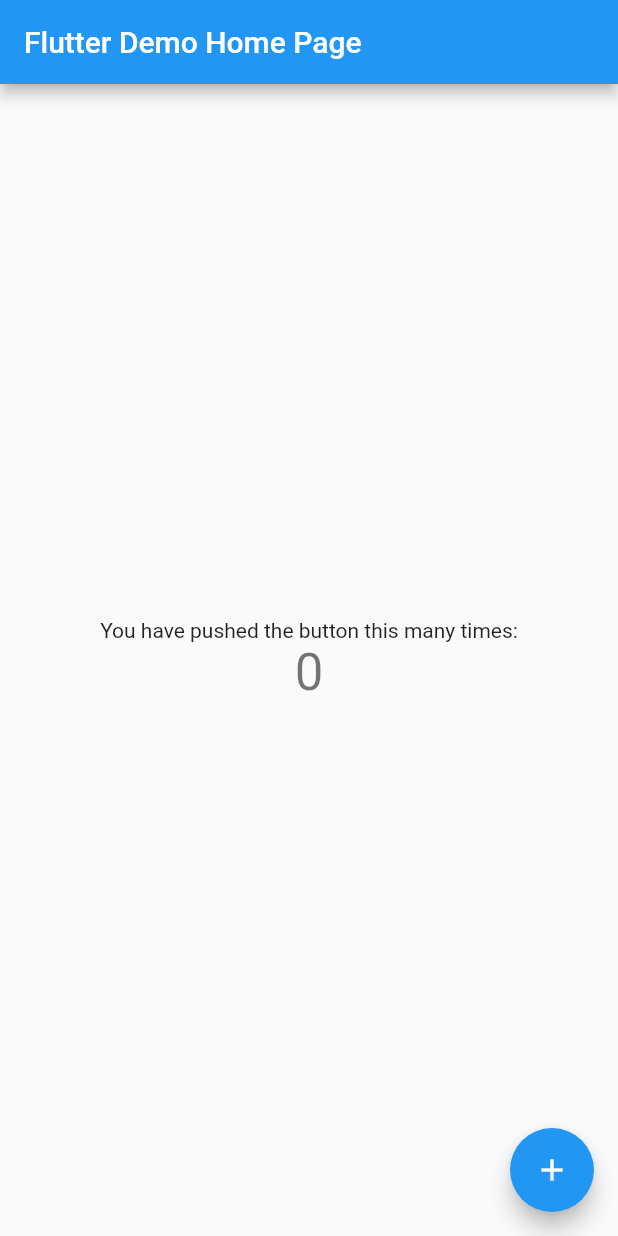
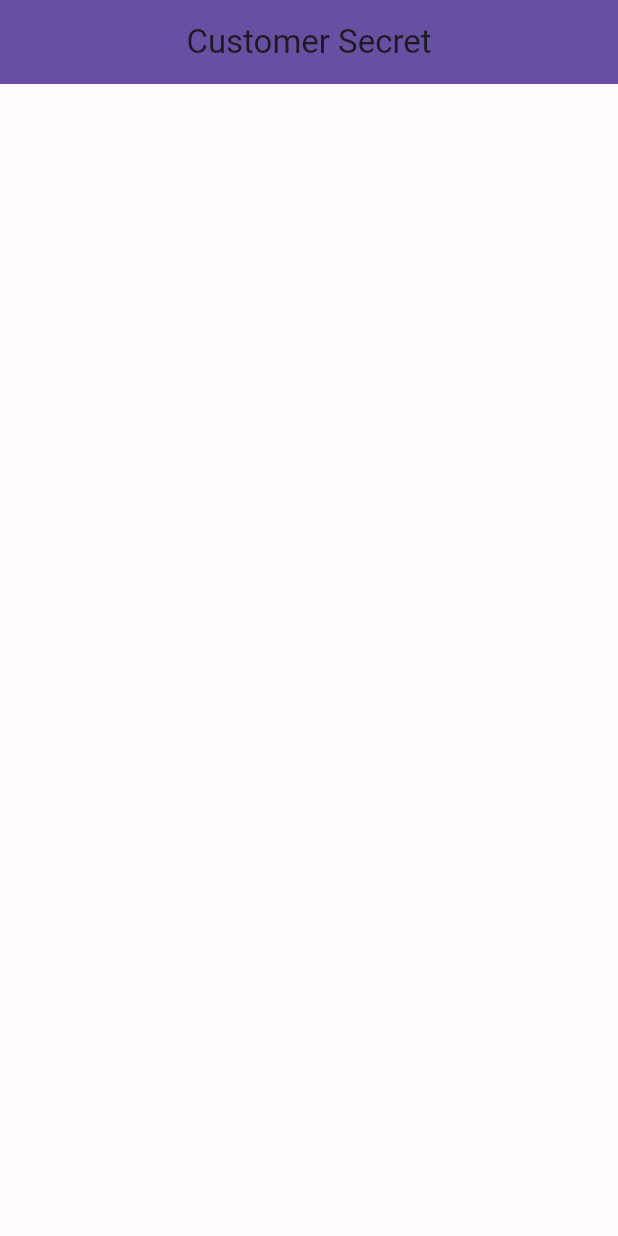
Before and after one commit to IgordeAndrade/customer_secret_service, a Flutter app: the screen it shows after launch, on a phone screen of 412 x 824 dp. Run offline on Flutter 3.47's test engine with Material 2 defaults, Android fonts, the light colour scheme and no system bars.

Commit message:
create home page and desygn system

```diff
--- /dev/null
+++ b/lib/customer_app.dart
@@ -0,0 +1,19 @@
+import 'package:customer_secret_service/design_system/themes/themes.dart';
+import 'package:flutter/material.dart';
+
+import 'home_page/home_page.dart';
+
+class CustommerApp extends StatelessWidget {
+  const CustommerApp({super.key});
+
+  @override
+  Widget build(BuildContext context) {
+    return MaterialApp(
+      title: 'Customer App',
+      debugShowCheckedModeBanner: false,
+      theme: lightTheme,
+      darkTheme: darkTheme,
+      home: const HomePage(),
+    );
+  }
+}
--- /dev/null
+++ b/lib/design_system/themes/themes.dart
@@ -0,0 +1,21 @@
+import 'package:flutter/material.dart';
+
+import 'color_schemes.g.dart';
+
+ThemeData get lightTheme => ThemeData(
+  appBarTheme: AppBarTheme(
+    centerTitle: true,
+    backgroundColor: lightColorScheme.primary,
+  ),
+  useMaterial3: true,
+  colorScheme: lightColorScheme,
+);
+
+ThemeData get darkTheme => ThemeData(
+  appBarTheme: AppBarTheme(
+    centerTitle: true,
+    backgroundColor: darkColorScheme.primary,
+  ),
+  useMaterial3: true,
+  colorScheme: darkColorScheme,
+);
--- /dev/null
+++ b/lib/home_page/home_page.dart
@@ -0,0 +1,15 @@
+import 'package:flutter/material.dart';
+
+class HomePage extends StatelessWidget {
+  const HomePage
+({super.key});
+
+  @override
+  Widget build(BuildContext context) {
+    return Scaffold(
+      appBar: AppBar(
+        title: const Text('Customer Secret'),
+      ),
+    );
+  }
+}
--- a/lib/main.dart
+++ b/lib/main.dart
@@ -1,66 +1,7 @@
 import 'package:flutter/material.dart';
 
+import 'customer_app.dart';
+
 void main() {
-  runApp(const MyApp());
+  runApp(const CustommerApp());
 }
-
-class MyApp extends StatelessWidget {
-  const MyApp({super.key});
-
-  @override
-  Widget build(BuildContext context) {
-    return MaterialApp(
-      title: 'Flutter Demo',
-      theme: ThemeData(
-        primarySwatch: Colors.blue,
-      ),
-      home: const MyHomePage(title: 'Flutter Demo Home Page'),
-    );
-  }
-}
-
-class MyHomePage extends StatefulWidget {
-  const MyHomePage({super.key, required this.title});
-  final String title;
-
-  @override
-  State<MyHomePage> createState() => _MyHomePageState();
-}
-
-class _MyHomePageState extends State<MyHomePage> {
-  int _counter = 0;
-
-  void _incrementCounter() {
-    setState(() {
-      _counter++;
-    });
-  }
-
-  @override
-  Widget build(BuildContext context) {
-    return Scaffold(
-      appBar: AppBar(
-        title: Text(widget.title),
-      ),
-      body: Center(
-        child: Column(
-          mainAxisAlignment: MainAxisAlignment.center,
-          children: <Widget>[
-            const Text(
-              'You have pushed the button this many times:',
-            ),
-            Text(
-              '$_counter',
-              style: Theme.of(context).textTheme.headline4,
-            ),
-          ],
-        ),
-      ),
-      floatingActionButton: FloatingActionButton(
-        onPressed: _incrementCounter,
-        tooltip: 'Increment',
-        child: const Icon(Icons.add),
-      ),
-    );
-  }
-}
```
Also changed, not shown: lib/design_system/themes/color_schemes.g.dart (added), 1 other file.
